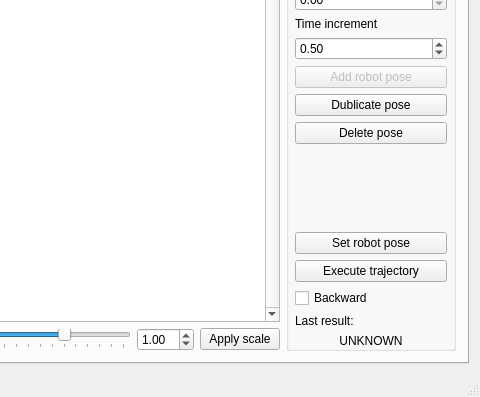
Old version of the form hmi/sweetie_bot_joint_trajectory_editor/src/Editor.ui in the repository sweetie-bot-project/sweetie_bot; both pictures show x 91 to 571 and y 212 to 609 of the 571 by 609 pixel window.
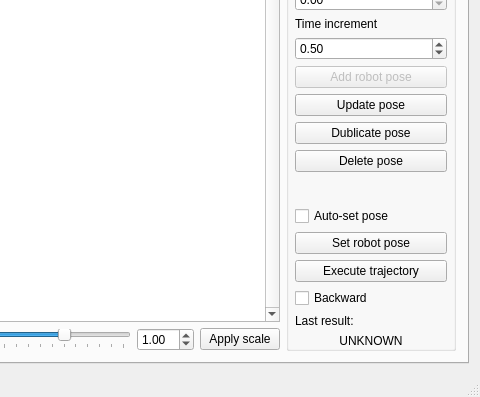
New version of the form. The open tabs and pages were chosen to show the change.

Commit message: Improve usability of joint_trajectory_editor by adding pose update button and auto-setting option on point selection

The edit to the form file:
```diff
--- a/hmi/sweetie_bot_joint_trajectory_editor/src/Editor.ui
+++ b/hmi/sweetie_bot_joint_trajectory_editor/src/Editor.ui
@@ -352,6 +352,16 @@
                    </property>
                   </widget>
                  </item>
+                 <item>
+                  <widget class="QPushButton" name="updateRobotPoseButton">
+                   <property name="enabled">
+                    <bool>true</bool>
+                   </property>
+                   <property name="text">
+                    <string>Update pose</string>
+                   </property>
+                  </widget>
+                 </item>
                  <item>
                   <widget class="QPushButton" name="dublicatePoseButton">
                    <property name="enabled">
@@ -382,6 +392,16 @@
                    </property>
                   </spacer>
                  </item>
+                 <item>
+                  <widget class="QCheckBox" name="autoSetPoseCheckBox">
+                   <property name="enabled">
+                    <bool>true</bool>
+                   </property>
+                   <property name="text">
+                    <string>Auto-set pose</string>
+                   </property>
+                  </widget>
+                 </item>
                  <item>
                   <widget class="QPushButton" name="setRobotPoseButton">
                    <property name="enabled">
```
The commit also changes 3 other files.
